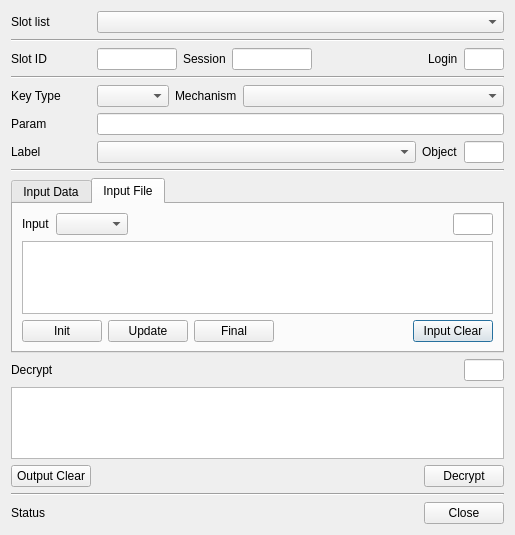
First picture: the form in CryptokiMan/decrypt_dlg.ui, repository jykim74/CryptokiMan, before the edit.
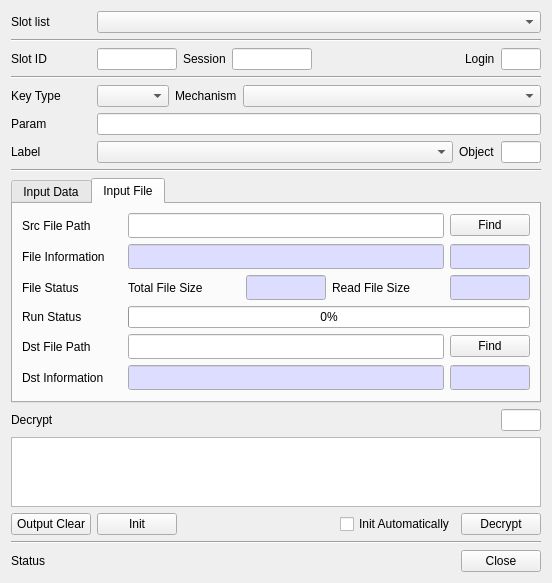
Second picture: the form after the edit.

What changed in the file:
```diff
--- a/CryptokiMan/decrypt_dlg.ui
+++ b/CryptokiMan/decrypt_dlg.ui
@@ -6,8 +6,8 @@
    <rect>
     <x>0</x>
     <y>0</y>
-    <width>515</width>
-    <height>535</height>
+    <width>552</width>
+    <height>573</height>
    </rect>
   </property>
   <property name="windowTitle">
@@ -282,14 +282,9 @@
      <property name="currentIndex">
       <number>1</number>
      </property>
-     <widget class="QWidget" name="tab">
-      <attribute name="title">
-       <string>Input Data</string>
-      </attribute>
-     </widget>
      <widget class="QWidget" name="tab_2">
       <attribute name="title">
-       <string>Input File</string>
+       <string>Input Data</string>
       </attribute>
       <layout class="QVBoxLayout" name="verticalLayout_2">
        <item>
@@ -353,13 +348,6 @@
            </property>
           </widget>
          </item>
-         <item row="0" column="0">
-          <widget class="QPushButton" name="mInitBtn">
-           <property name="text">
-            <string>Init</string>
-           </property>
-          </widget>
-         </item>
          <item row="0" column="2">
           <widget class="QPushButton" name="mFinalBtn">
            <property name="text">
@@ -391,6 +379,570 @@
        </item>
       </layout>
      </widget>
+     <widget class="QWidget" name="tab_3">
+      <attribute name="title">
+       <string>Input File</string>
+      </attribute>
+      <layout class="QVBoxLayout" name="verticalLayout_3">
+       <item>
+        <layout class="QGridLayout" name="gridLayout_9">
+         <item row="0" column="0">
+          <widget class="QLabel" name="label_12">
+           <property name="minimumSize">
+            <size>
+             <width>100</width>
+             <height>0</height>
+            </size>
+           </property>
+           <property name="maximumSize">
+            <size>
+             <width>100</width>
+             <height>16777215</height>
+            </size>
+           </property>
+           <property name="text">
+            <string>Src File Path</string>
+           </property>
+          </widget>
+         </item>
+         <item row="0" column="1">
+          <widget class="QLineEdit" name="mSrcFileText">
+           <property name="font">
+            <font>
+             <family>굴림체</family>
+            </font>
+           </property>
+          </widget>
+         </item>
+         <item row="0" column="2">
+          <widget class="QPushButton" name="mFindSrcFileBtn">
+           <property name="minimumSize">
+            <size>
+             <width>80</width>
+             <height>0</height>
+            </size>
+           </property>
+           <property name="maximumSize">
+            <size>
+             <width>80</width>
+             <height>16777215</height>
+            </size>
+           </property>
+           <property name="text">
+            <string>Find</string>
+           </property>
+          </widget>
+         </item>
+        </layout>
+       </item>
+       <item>
+        <layout class="QGridLayout" name="gridLayout_10">
+         <item row="0" column="0">
+          <widget class="QLabel" name="label_13">
+           <property name="minimumSize">
+            <size>
+             <width>100</width>
+             <height>0</height>
+            </size>
+           </property>
+           <property name="maximumSize">
+            <size>
+             <width>100</width>
+             <height>16777215</height>
+            </size>
+           </property>
+           <property name="text">
+            <string>File Information</string>
+           </property>
+          </widget>
+         </item>
+         <item row="0" column="1">
+          <widget class="QLineEdit" name="mSrcFileInfoText">
+           <property name="palette">
+            <palette>
+             <active>
+              <colorrole role="Base">
+               <brush brushstyle="SolidPattern">
+                <color alpha="255">
+                 <red>221</red>
+                 <green>221</green>
+                 <blue>255</blue>
+                </color>
+               </brush>
+              </colorrole>
+             </active>
+             <inactive>
+              <colorrole role="Base">
+               <brush brushstyle="SolidPattern">
+                <color alpha="255">
+                 <red>221</red>
+                 <green>221</green>
+                 <blue>255</blue>
+                </color>
+               </brush>
+              </colorrole>
+             </inactive>
+             <disabled>
+              <colorrole role="Base">
+               <brush brushstyle="SolidPattern">
+                <color alpha="255">
+                 <red>240</red>
+                 <green>240</green>
+                 <blue>240</blue>
+                </color>
+               </brush>
+              </colorrole>
+             </disabled>
+            </palette>
+           </property>
+           <property name="font">
+            <font>
+             <family>굴림체</family>
+            </font>
+           </property>
+           <property name="readOnly">
+            <bool>true</bool>
+           </property>
+          </widget>
+         </item>
+         <item row="0" column="2">
+          <widget class="QLineEdit" name="mSrcFileSizeText">
+           <property name="minimumSize">
+            <size>
+             <width>80</width>
+             <height>0</height>
+            </size>
+           </property>
+           <property name="maximumSize">
+            <size>
+             <width>80</width>
+             <height>16777215</height>
+            </size>
+           </property>
+           <property name="palette">
+            <palette>
+             <active>
+              <colorrole role="Base">
+               <brush brushstyle="SolidPattern">
+                <color alpha="255">
+                 <red>221</red>
+                 <green>221</green>
+                 <blue>255</blue>
+                </color>
+               </brush>
+              </colorrole>
+             </active>
+             <inactive>
+              <colorrole role="Base">
+               <brush brushstyle="SolidPattern">
+                <color alpha="255">
+                 <red>221</red>
+                 <green>221</green>
+                 <blue>255</blue>
+                </color>
+               </brush>
+              </colorrole>
+             </inactive>
+             <disabled>
+              <colorrole role="Base">
+               <brush brushstyle="SolidPattern">
+                <color alpha="255">
+                 <red>240</red>
+                 <green>240</green>
+                 <blue>240</blue>
+                </color>
+               </brush>
+              </colorrole>
+             </disabled>
+            </palette>
+           </property>
+           <property name="font">
+            <font>
+             <family>굴림체</family>
+            </font>
+           </property>
+           <property name="readOnly">
+            <bool>true</bool>
+           </property>
+          </widget>
+         </item>
+        </layout>
+       </item>
+       <item>
+        <layout class="QGridLayout" name="gridLayout_11">
+         <item row="0" column="0">
+          <widget class="QLabel" name="label_14">
+           <property name="minimumSize">
+            <size>
+             <width>100</width>
+             <height>0</height>
+            </size>
+           </property>
+           <property name="maximumSize">
+            <size>
+             <width>100</width>
+             <height>16777215</height>
+            </size>
+           </property>
+           <property name="text">
+            <string>File Status</string>
+           </property>
+          </widget>
+         </item>
+         <item row="0" column="1">
+          <widget class="QLabel" name="label_18">
+           <property name="text">
+            <string>Total File Size</string>
+           </property>
+          </widget>
+         </item>
+         <item row="0" column="2">
+          <widget class="QLineEdit" name="mFileTotalSizeText">
+           <property name="minimumSize">
+            <size>
+             <width>80</width>
+             <height>0</height>
+            </size>
+           </property>
+           <property name="maximumSize">
+            <size>
+             <width>80</width>
+             <height>16777215</height>
+            </size>
+           </property>
+           <property name="palette">
+            <palette>
+             <active>
+              <colorrole role="Base">
+               <brush brushstyle="SolidPattern">
+                <color alpha="255">
+                 <red>221</red>
+                 <green>221</green>
+                 <blue>255</blue>
+                </color>
+               </brush>
+              </colorrole>
+             </active>
+             <inactive>
+              <colorrole role="Base">
+               <brush brushstyle="SolidPattern">
+                <color alpha="255">
+                 <red>221</red>
+                 <green>221</green>
+                 <blue>255</blue>
+                </color>
+               </brush>
+              </colorrole>
+             </inactive>
+             <disabled>
+              <colorrole role="Base">
+               <brush brushstyle="SolidPattern">
+                <color alpha="255">
+                 <red>240</red>
+                 <green>240</green>
+                 <blue>240</blue>
+                </color>
+               </brush>
+              </colorrole>
+             </disabled>
+            </palette>
+           </property>
+           <property name="font">
+            <font>
+             <family>굴림체</family>
+            </font>
+           </property>
+           <property name="readOnly">
+            <bool>true</bool>
+           </property>
+          </widget>
+         </item>
+         <item row="0" column="3">
+          <widget class="QLabel" name="label_19">
+           <property name="text">
+            <string>Read File Size</string>
+           </property>
+          </widget>
+         </item>
+         <item row="0" column="4">
+          <widget class="QLineEdit" name="mFileReadSizeText">
+           <property name="minimumSize">
+            <size>
+             <width>80</width>
+             <height>0</height>
+            </size>
+           </property>
+           <property name="maximumSize">
+            <size>
+             <width>80</width>
+             <height>16777215</height>
+            </size>
+           </property>
+           <property name="palette">
+            <palette>
+             <active>
+              <colorrole role="Base">
+               <brush brushstyle="SolidPattern">
+                <color alpha="255">
+                 <red>221</red>
+                 <green>221</green>
+                 <blue>255</blue>
+                </color>
+               </brush>
+              </colorrole>
+             </active>
+             <inactive>
+              <colorrole role="Base">
+               <brush brushstyle="SolidPattern">
+                <color alpha="255">
+                 <red>221</red>
+                 <green>221</green>
+                 <blue>255</blue>
+                </color>
+               </brush>
+              </colorrole>
+             </inactive>
+             <disabled>
+              <colorrole role="Base">
+               <brush brushstyle="SolidPattern">
+                <color alpha="255">
+                 <red>240</red>
+                 <green>240</green>
+                 <blue>240</blue>
+                </color>
+               </brush>
+              </colorrole>
+             </disabled>
+            </palette>
+           </property>
+           <property name="font">
+            <font>
+             <family>굴림체</family>
+            </font>
+           </property>
+           <property name="readOnly">
+            <bool>true</bool>
+           </property>
+          </widget>
+         </item>
+        </layout>
+       </item>
+       <item>
+        <layout class="QGridLayout" name="gridLayout_12">
+         <item row="0" column="0">
+          <widget class="QLabel" name="label_15">
+           <property name="minimumSize">
+            <size>
+             <width>100</width>
+             <height>0</height>
+            </size>
+           </property>
+           <property name="maximumSize">
+            <size>
+             <width>100</width>
+             <height>16777215</height>
+            </size>
+           </property>
+           <property name="text">
+            <string>Run Status</string>
+           </property>
+          </widget>
+         </item>
+         <item row="0" column="1">
+          <widget class="QProgressBar" name="mDecProgBar">
+           <property name="value">
+            <number>0</number>
+           </property>
+          </widget>
+         </item>
+        </layout>
+       </item>
+       <item>
+        <layout class="QGridLayout" name="gridLayout_13">
+         <item row="0" column="0">
+          <widget class="QLabel" name="label_16">
+           <property name="minimumSize">
+            <size>
+             <width>100</width>
+             <height>0</height>
+            </size>
+           </property>
+           <property name="maximumSize">
+            <size>
+             <width>100</width>
+             <height>16777215</height>
+            </size>
+           </property>
+           <property name="text">
+            <string>Dst File Path</string>
+           </property>
+          </widget>
+         </item>
+         <item row="0" column="1">
+          <widget class="QLineEdit" name="mDstFileText">
+           <property name="font">
+            <font>
+             <family>굴림체</family>
+            </font>
+           </property>
+          </widget>
+         </item>
+         <item row="0" column="2">
+          <widget class="QPushButton" name="mFindDstFileBtn">
+           <property name="minimumSize">
+            <size>
+             <width>80</width>
+             <height>0</height>
+            </size>
+           </property>
+           <property name="maximumSize">
+            <size>
+             <width>80</width>
+             <height>16777215</height>
+            </size>
+           </property>
+           <property name="text">
+            <string>Find</string>
+           </property>
+          </widget>
+         </item>
+        </layout>
+       </item>
+       <item>
+        <layout class="QGridLayout" name="gridLayout_14">
+         <item row="0" column="0">
+          <widget class="QLabel" name="label_17">
+           <property name="minimumSize">
+            <size>
+             <width>100</width>
+             <height>0</height>
+            </size>
+           </property>
+           <property name="maximumSize">
+            <size>
+             <width>100</width>
+             <height>16777215</height>
+            </size>
+           </property>
+           <property name="text">
+            <string>Dst Information</string>
+           </property>
+          </widget>
+         </item>
+         <item row="0" column="1">
+          <widget class="QLineEdit" name="mDstFileInfoText">
+           <property name="palette">
+            <palette>
+             <active>
+              <colorrole role="Base">
+               <brush brushstyle="SolidPattern">
+                <color alpha="255">
+                 <red>221</red>
+                 <green>221</green>
+                 <blue>255</blue>
+                </color>
+               </brush>
+              </colorrole>
+             </active>
+             <inactive>
+              <colorrole role="Base">
+               <brush brushstyle="SolidPattern">
+                <color alpha="255">
+                 <red>221</red>
+                 <green>221</green>
+                 <blue>255</blue>
+                </color>
+               </brush>
+              </colorrole>
+             </inactive>
+             <disabled>
+              <colorrole role="Base">
+               <brush brushstyle="SolidPattern">
+                <color alpha="255">
+                 <red>240</red>
+                 <green>240</green>
+                 <blue>240</blue>
+                </color>
+               </brush>
+              </colorrole>
+             </disabled>
+            </palette>
+           </property>
+           <property name="font">
+            <font>
+             <family>굴림체</family>
+            </font>
+           </property>
+           <property name="readOnly">
+            <bool>true</bool>
+           </property>
+          </widget>
+         </item>
+         <item row="0" column="2">
+          <widget class="QLineEdit" name="mDstFileSizeText">
+           <property name="minimumSize">
+            <size>
+             <width>80</width>
+             <height>0</height>
+            </size>
+           </property>
+           <property name="maximumSize">
+            <size>
+             <width>80</width>
+             <height>16777215</height>
+            </size>
+           </property>
+           <property name="palette">
+            <palette>
+             <active>
+              <colorrole role="Base">
+               <brush brushstyle="SolidPattern">
+                <color alpha="255">
+                 <red>221</red>
+                 <green>221</green>
+                 <blue>255</blue>
+                </color>
+               </brush>
+              </colorrole>
+             </active>
+             <inactive>
+              <colorrole role="Base">
+               <brush brushstyle="SolidPattern">
+                <color alpha="255">
+                 <red>221</red>
+                 <green>221</green>
+                 <blue>255</blue>
+                </color>
+               </brush>
+              </colorrole>
+             </inactive>
+             <disabled>
+              <colorrole role="Base">
+               <brush brushstyle="SolidPattern">
+                <color alpha="255">
+                 <red>240</red>
+                 <green>240</green>
+                 <blue>240</blue>
+                </color>
+               </brush>
+              </colorrole>
+             </disabled>
+            </palette>
+           </property>
+           <property name="font">
+            <font>
+             <family>굴림체</family>
+            </font>
+           </property>
+           <property name="readOnly">
+            <bool>true</bool>
+           </property>
+          </widget>
+         </item>
+        </layout>
+       </item>
+      </layout>
+     </widget>
     </widget>
    </item>
    <item>
@@ -451,6 +1003,13 @@
        </property>
       </widget>
      </item>
+     <item>
+      <widget class="QPushButton" name="mInitBtn">
+       <property name="text">
+        <string>Init</string>
+       </property>
+      </widget>
+     </item>
      <item>
       <spacer name="horizontalSpacer">
        <property name="orientation">
@@ -464,6 +1023,13 @@
        </property>
       </spacer>
      </item>
+     <item>
+      <widget class="QCheckBox" name="mInitAutoCheck">
+       <property name="text">
+        <string>Init Automatically</string>
+       </property>
+      </widget>
+     </item>
      <item>
       <widget class="QPushButton" name="mDecryptBtn">
        <property name="text">
```
